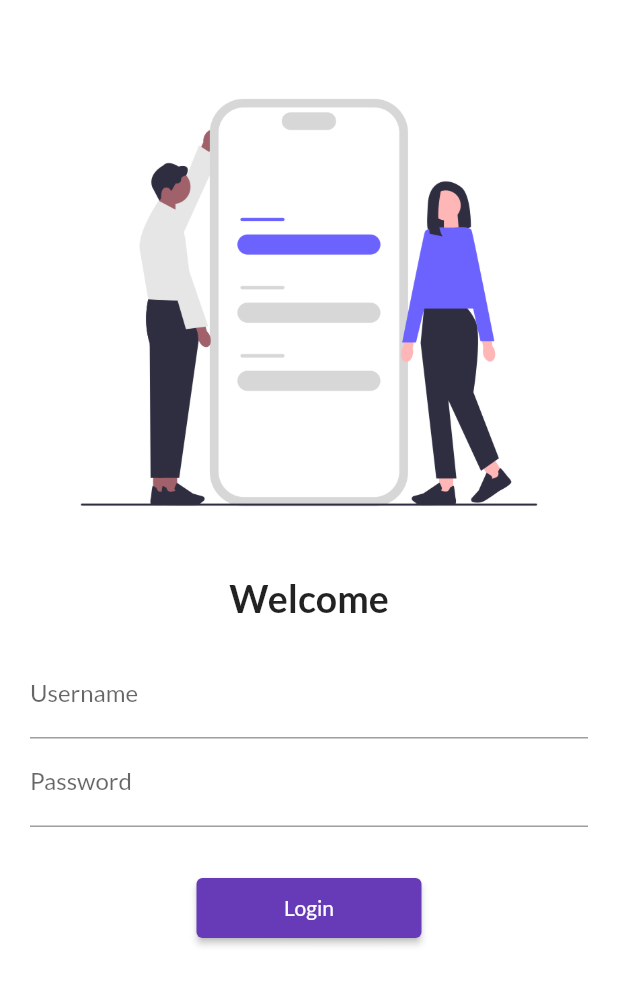
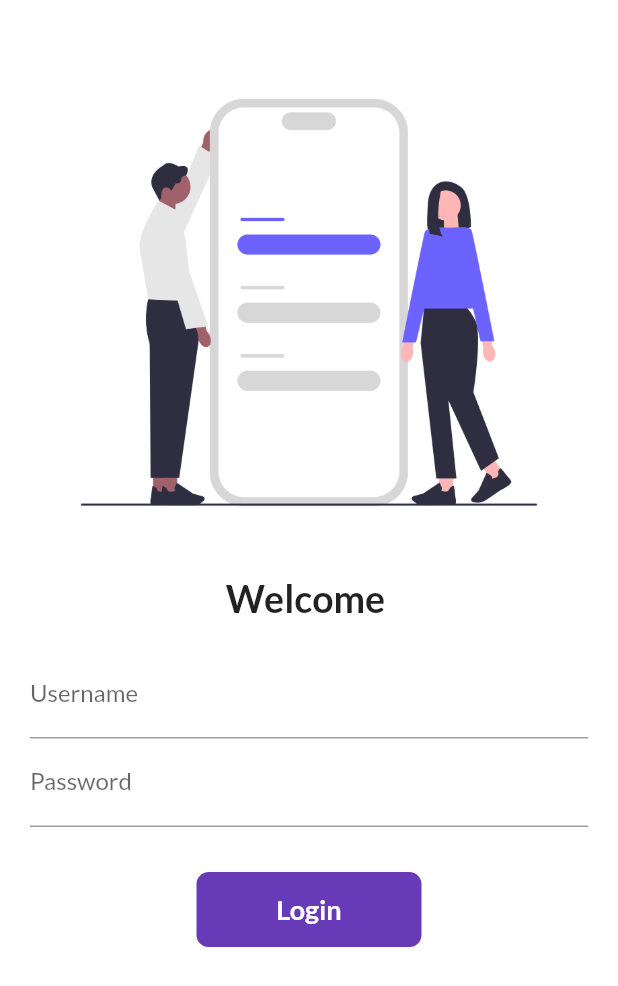
Before and after one commit to VishalCodiste/FlutterLearning-, a Flutter app: the screen it shows after launch, on a phone screen of 412 x 824 dp. Shown: the top 986 px of the screen. Run offline on Flutter 3.47's test engine with Material 2 defaults, Android fonts, the phone set to English and light mode, and no system bars; our stand-ins replace google_fonts.

Commit message:
Learn AnimatedContainer, InkWell, StatefulWidget and StatelessWidget diffrence, use icon, await, navigate other page, ElevatedButton, etc....

```diff
--- a/lib/Pages/login_page.dart
+++ b/lib/Pages/login_page.dart
@@ -3,7 +3,15 @@
 import 'package:flutter/material.dart';
 import 'package:flutterlearning/utils/routs.dart';
 
-class LoginPage extends StatelessWidget {
+class LoginPage extends StatefulWidget {
+  @override
+  State<LoginPage> createState() => _LoginPageState();
+}
+
+class _LoginPageState extends State<LoginPage> {
+  String name = "";
+  bool changeLoginBtn = false;
+
   @override
   Widget build(BuildContext context) {
     return Material(
@@ -17,8 +25,8 @@ class LoginPage extends StatelessWidget {
               fit: BoxFit.cover,
             ),
             const SizedBox(height: 10),
-            const Text(
-              "Welcome",
+            Text(
+              "Welcome $name",
               style: TextStyle(fontSize: 25, fontWeight: FontWeight.bold),
             ),
             const SizedBox(height: 10),
@@ -29,6 +37,10 @@ class LoginPage extends StatelessWidget {
                   TextFormField(
                     decoration: const InputDecoration(
                         hintText: "Enter username", labelText: "Username"),
+                    onChanged: (value) {
+                      name = value;
+                      setState(() {});
+                    },
                   ),
                   TextFormField(
                     obscureText: true,
@@ -36,12 +48,45 @@ class LoginPage extends StatelessWidget {
                         hintText: "Enter Password", labelText: "Password"),
                   ),
                   const SizedBox(height: 30),
-                  ElevatedButton(
-                      style: TextButton.styleFrom(minimumSize: Size(150, 40)),
-                      onPressed: () {
-                        Navigator.pushNamed(context, MyRouts.homePage);
-                      },
-                      child: const Text("Login"))
+
+                  InkWell(
+                    hoverColor: Colors.white,
+                    onTap: () async {
+                      setState(() {
+                        changeLoginBtn = true;
+                      });
+
+                      await Future.delayed(const Duration(seconds: 1));
+                      Navigator.pushNamed(context, MyRouts.homePage);
+                    },
+                    child: AnimatedContainer(
+                      duration: Duration(seconds: 1),
+                      width: changeLoginBtn ? 50 : 150,
+                      height: 50,
+                      alignment: Alignment.center,
+                      decoration: BoxDecoration(
+                        color: Colors.deepPurple,
+                        borderRadius:
+                            BorderRadius.circular(changeLoginBtn ? 25 : 8),
+                      ),
+                      child: changeLoginBtn
+                          ? const Icon(Icons.done, color: Colors.white)
+                          : const Text(
+                              "Login",
+                              style: TextStyle(
+                                  color: Colors.white,
+                                  fontWeight: FontWeight.bold,
+                                  fontSize: 18),
+                            ),
+                    ),
+                  )
+                  // ElevatedButton(
+                  //   style: TextButton.styleFrom(minimumSize: Size(150, 40)),
+                  //   onPressed: () {
+                  //     Navigator.pushNamed(context, MyRouts.homePage);
+                  //   },
+                  //   child: const Text("Login")
+                  // )
                 ],
               ),
             ),
```
